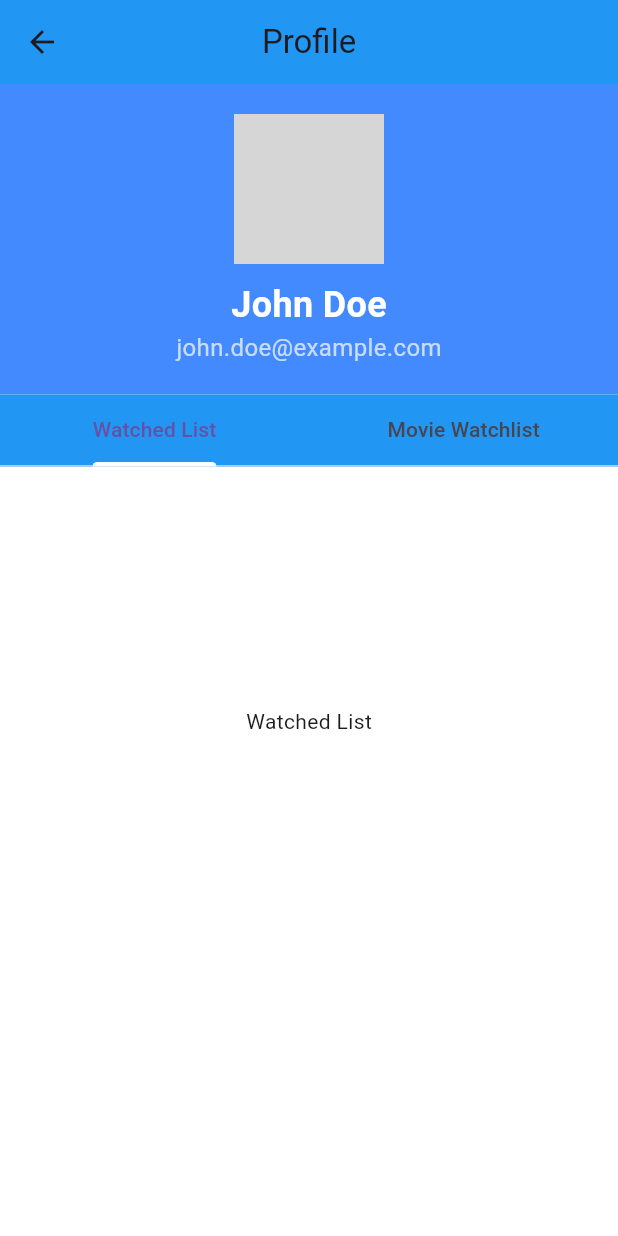
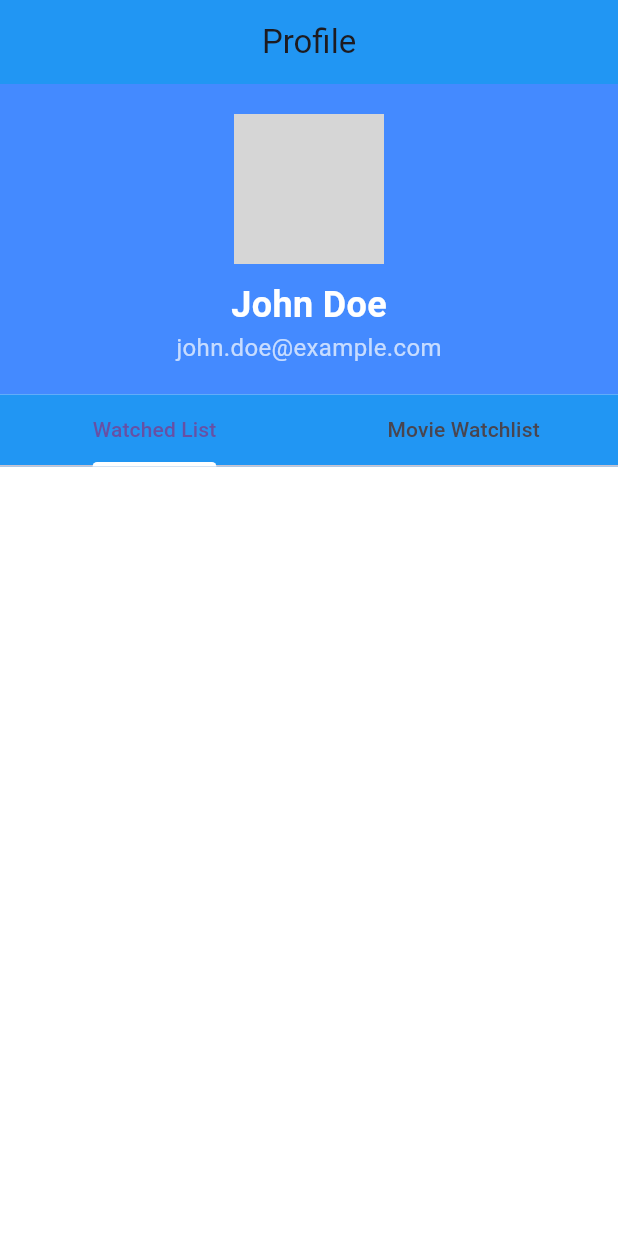
Before and after one commit to shyambista123/Movie_Watchlist_Flutter_SpringBoot, a Flutter app: the ProfilePage screen opened directly, on a phone screen of 412 x 824 dp. Run offline on Flutter 3.47's test engine with Material 3 defaults, Android fonts, the phone set to English and light mode, and no system bars; network calls fail; grey boxes are pictures that could not be loaded.

Commit message:
minor ui change

```diff
--- a/frontend/lib/main.dart
+++ b/frontend/lib/main.dart
@@ -19,7 +19,7 @@ class MyApp extends StatelessWidget {
       theme: ThemeData(
         primarySwatch: Colors.blue,
       ),
-      home: LoginPage(),
+      home: const ProfilePage(),
     );
   }
 }
--- a/frontend/lib/screens/profilePage.dart
+++ b/frontend/lib/screens/profilePage.dart
@@ -1,6 +1,8 @@
 import 'package:flutter/material.dart';
 
 class ProfilePage extends StatelessWidget {
+  const ProfilePage({super.key});
+
   @override
   Widget build(BuildContext context) {
     return DefaultTabController(
@@ -61,8 +63,8 @@ class ProfilePage extends StatelessWidget {
                   height: 300,
                   child: const TabBarView(
                     children: [
-                      Center(child: Text("Watched List")),
-                      Center(child: Text("Movie Watchlist")),
+                      Center(child: Text("Watched List", style: TextStyle(color: Colors.white))),
+                      Center(child: Text("Movie Watchlist",  style: TextStyle(color: Colors.white))),
                     ],
                   ),
                 ),
```
